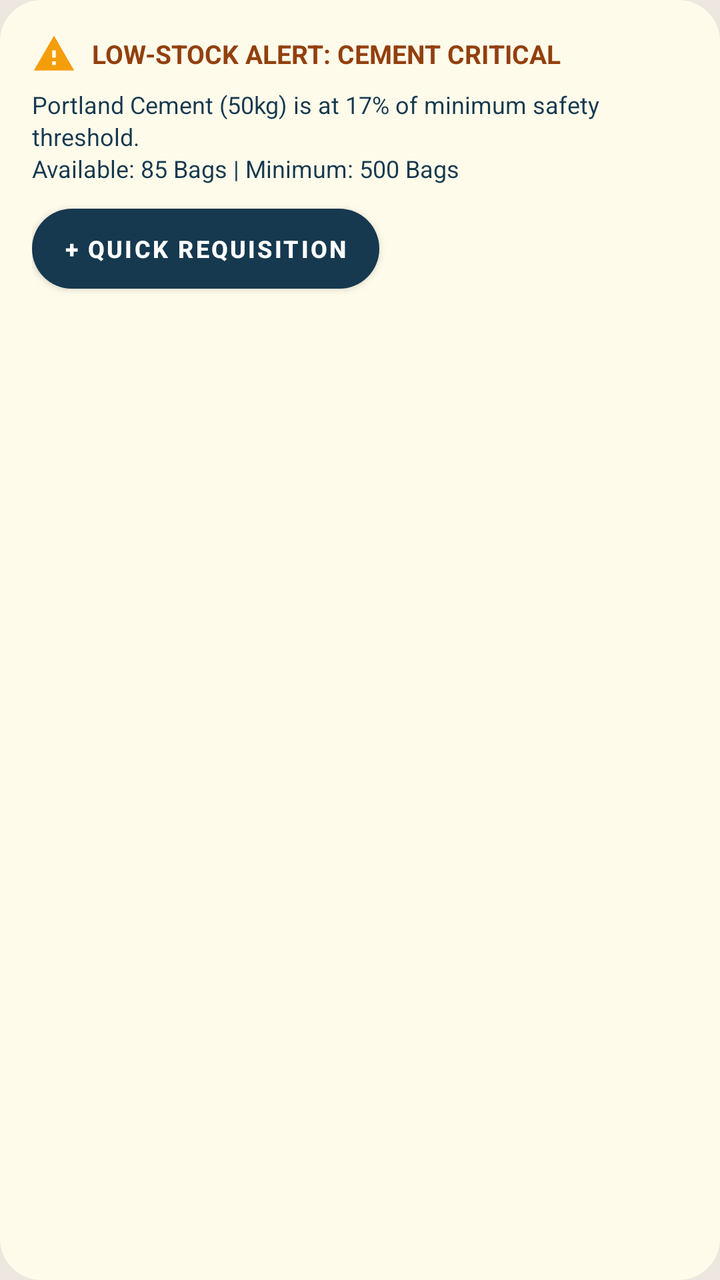
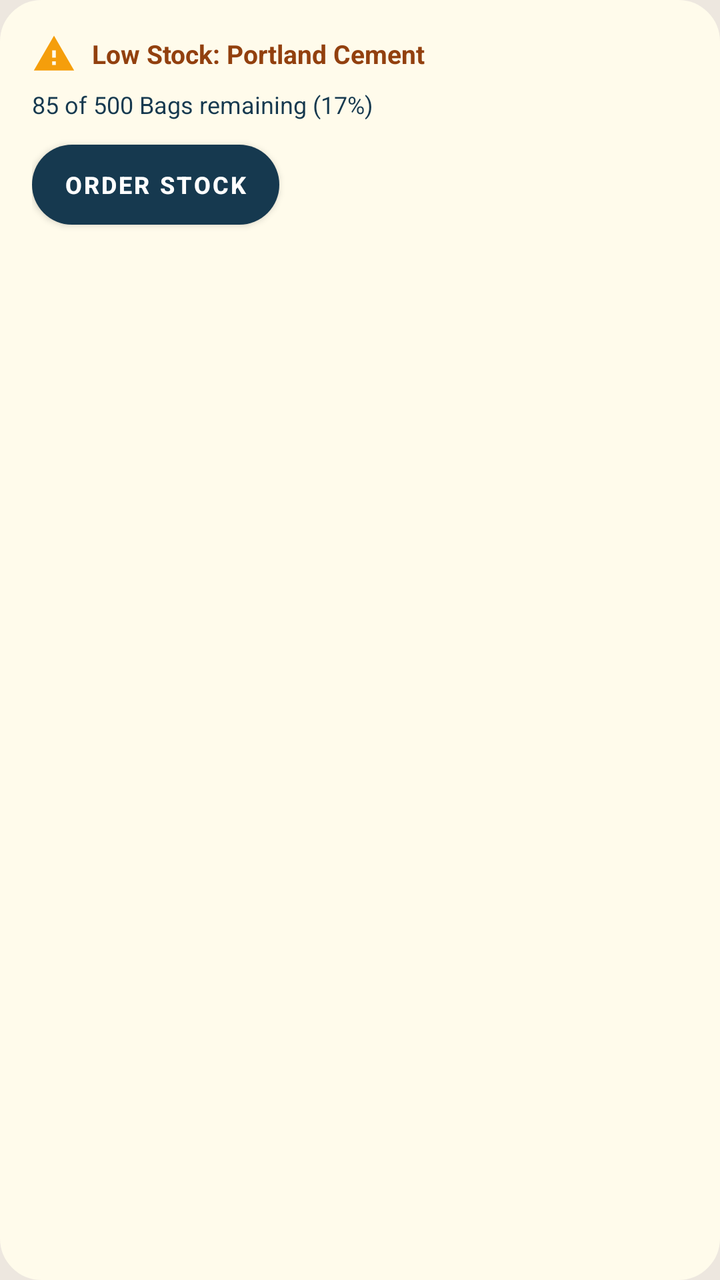

Before-and-after screenshots of an Android layout around one commit, followed by the original layout XML and the change that was made.
<!-- AndroidManifest.xml: application theme Theme.SiteSync -->
<!-- res/layout/layout_low_stock_banner.xml -->
<?xml version="1.0" encoding="utf-8"?>
<LinearLayout xmlns:android="http://schemas.android.com/apk/res/android"
    xmlns:app="http://schemas.android.com/apk/res-auto"
    android:id="@+id/layoutLowStockBanner"
    android:layout_width="match_parent"
    android:layout_height="wrap_content"
    android:orientation="vertical"
    android:background="@drawable/bg_card_outlined"
    android:backgroundTint="#FFFBEB"
    android:padding="16dp"
    android:layout_marginBottom="16dp">

    <LinearLayout
        android:layout_width="match_parent"
        android:layout_height="wrap_content"
        android:orientation="horizontal"
        android:gravity="center_vertical"
        android:layout_marginBottom="6dp">

        <ImageView
            android:layout_width="22dp"
            android:layout_height="22dp"
            android:src="@drawable/ic_warning_amber"
            app:tint="@color/brand_amber"
            android:contentDescription="Warning Hazard" />

        <TextView
            android:id="@+id/tvLowStockAlertTitle"
            android:layout_width="0dp"
            android:layout_height="wrap_content"
            android:layout_weight="1"
            android:layout_marginStart="8dp"
            android:text="LOW-STOCK ALERT: CEMENT CRITICAL"
            android:textColor="#92400E"
            android:textSize="13sp"
            android:textStyle="bold" />
    </LinearLayout>

    <TextView
        android:id="@+id/tvLowStockAlertMessage"
        android:layout_width="match_parent"
        android:layout_height="wrap_content"
        android:text="Portland Cement (50kg) is at 17% of minimum safety threshold.\nAvailable: 85 Bags | Minimum: 500 Bags"
        android:textColor="@color/text_oxide_primary"
        android:textSize="12sp"
        android:lineSpacingExtra="2dp"
        android:layout_marginBottom="12dp" />

    <com.google.android.material.button.MaterialButton
        android:id="@+id/btnQuickRequisition"
        android:layout_width="wrap_content"
        android:layout_height="40dp"
        android:background="@drawable/btn_primary_oxide"
        app:backgroundTint="@color/oxide_blue_primary"
        android:text="+ Quick Requisition"
        android:textColor="@color/text_on_oxide_white"
        android:textSize="12sp"
        android:textStyle="bold"
        app:cornerRadius="20dp"
        android:paddingStart="16dp"
        android:paddingEnd="16dp" />

</LinearLayout>
<!-- resources referenced by this layout -->
<resources>
  <color name="brand_amber">#F59E0B</color>
  <color name="oxide_blue_primary">#16394F</color>
  <color name="text_on_oxide_white">#FFFFFF</color>
  <color name="text_oxide_primary">#16394F</color>
  <!-- drawable bg_card_outlined (drawable) -->
  <?xml version="1.0" encoding="utf-8"?>
  <shape xmlns:android="http://schemas.android.com/apk/res/android"
      android:shape="rectangle">
      <solid android:color="@color/warm_ash_surface" />
      <stroke
          android:width="1.5dp"
          android:color="@color/stroke_oxide_blue" />
      <corners android:radius="20dp" />
  </shape>
  <!-- drawable btn_primary_oxide (drawable) -->
  <?xml version="1.0" encoding="utf-8"?>
  <ripple xmlns:android="http://schemas.android.com/apk/res/android"
      android:color="@color/oxide_blue_dark">
      <item>
          <shape android:shape="rectangle">
              <solid android:color="@color/oxide_blue_primary" />
              <corners android:radius="24dp" />
          </shape>
      </item>
  </ripple>
  <!-- drawable ic_warning_amber (drawable) -->
  <vector xmlns:android="http://schemas.android.com/apk/res/android"
      android:width="24dp"
      android:height="24dp"
      android:viewportWidth="24"
      android:viewportHeight="24">
    <path
        android:fillColor="#FFF59E0B"
        android:pathData="M1,21h22L12,2 1,21zM13,18h-2v-2h2v2zM13,14h-2v-4h2v4z"/>
  </vector>
  <style name="Theme.SiteSync" parent="Theme.MaterialComponents.NoActionBar">
          
          <item name="android:windowBackground">@color/warm_ash_base</item>
          <item name="colorSurface">@color/warm_ash_surface</item>
          <item name="android:colorBackground">@color/warm_ash_base</item>
  
          
          <item name="colorPrimary">@color/oxide_blue_primary</item>
          <item name="colorPrimaryVariant">@color/oxide_blue_dark</item>
          <item name="colorOnPrimary">@color/text_on_oxide_white</item>
  
          
          <item name="colorSecondary">@color/oxide_blue_primary</item>
          <item name="colorSecondaryVariant">@color/oxide_blue_light</item>
          <item name="colorOnSecondary">@color/text_on_oxide_white</item>
  
          
          <item name="android:statusBarColor">@color/warm_ash_base</item>
          <item name="android:navigationBarColor">@color/warm_ash_base</item>
          <item name="android:windowLightStatusBar" tools:targetApi="m">true</item>
          <item name="android:windowLightNavigationBar" tools:targetApi="o_mr1">true</item>
  
          
          <item name="cardBackgroundColor">@color/warm_ash_surface</item>
          <item name="strokeColor">@color/stroke_oxide_blue</item>
          <item name="strokeWidth">1.5dp</item>
          <item name="cornerRadius">20dp</item>
  
          
          <item name="android:textColorPrimary">@color/text_oxide_primary</item>
          <item name="android:textColorSecondary">@color/text_oxide_secondary</item>
          <item name="android:textColorTertiary">@color/text_oxide_muted</item>
          <item name="android:textColorHint">@color/text_oxide_muted</item>
          <item name="editTextColor">@color/text_oxide_primary</item>
      </style>
  <color name="warm_ash_surface">#E5DFD6</color>
  <color name="stroke_oxide_blue">#16394F</color>
  <color name="oxide_blue_dark">#0E2636</color>
  <color name="warm_ash_base">#EDE7DF</color>
  <color name="oxide_blue_light">#24526E</color>
  <color name="text_oxide_secondary">#4D6E82</color>
  <color name="text_oxide_muted">#7E98A8</color>
</resources>

<!-- the commit's change to res/layout/layout_low_stock_banner.xml (unified diff, before → after) -->
@@ -30,7 +30,7 @@
             android:layout_height="wrap_content"
             android:layout_weight="1"
             android:layout_marginStart="8dp"
-            android:text="LOW-STOCK ALERT: CEMENT CRITICAL"
+            android:text="Low Stock: Portland Cement"
             android:textColor="#92400E"
             android:textSize="13sp"
             android:textStyle="bold" />
@@ -40,10 +40,9 @@
         android:id="@+id/tvLowStockAlertMessage"
         android:layout_width="match_parent"
         android:layout_height="wrap_content"
-        android:text="Portland Cement (50kg) is at 17% of minimum safety threshold.\nAvailable: 85 Bags | Minimum: 500 Bags"
+        android:text="85 of 500 Bags remaining (17%)"
         android:textColor="@color/text_oxide_primary"
         android:textSize="12sp"
-        android:lineSpacingExtra="2dp"
         android:layout_marginBottom="12dp" />
 
     <com.google.android.material.button.MaterialButton
@@ -52,7 +51,7 @@
         android:layout_height="40dp"
         android:background="@drawable/btn_primary_oxide"
         app:backgroundTint="@color/oxide_blue_primary"
-        android:text="+ Quick Requisition"
+        android:text="Order Stock"
         android:textColor="@color/text_on_oxide_white"
         android:textSize="12sp"
         android:textStyle="bold"
